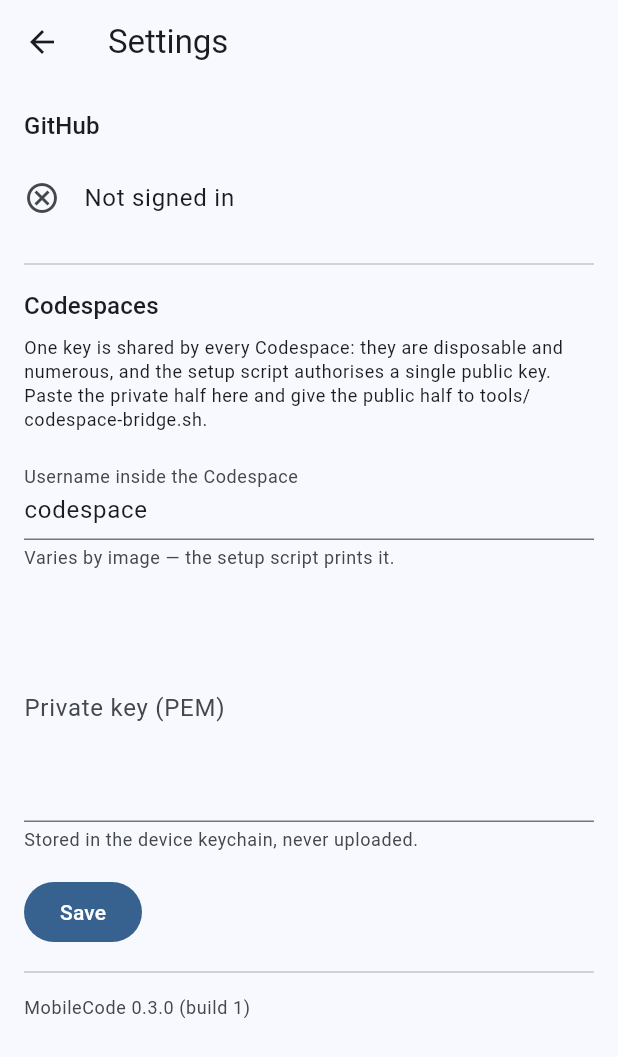
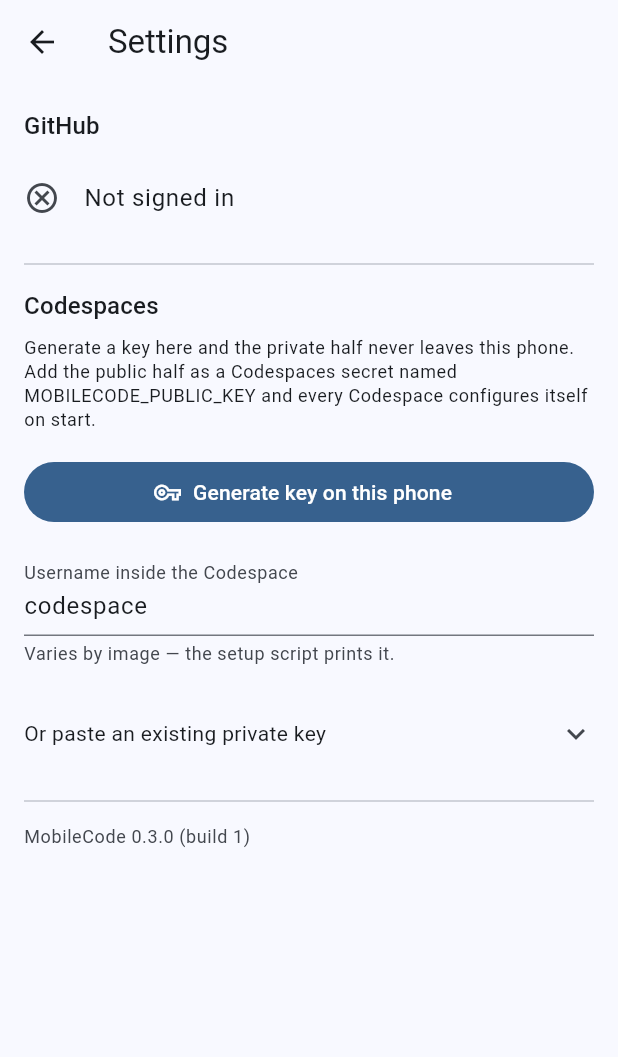
Before and after one commit to jatin7425/MobileCode, a Flutter app: the SettingsScreen screen opened directly, on a phone screen of 412 x 824 dp. Shown: the top 1057 px of the screen. Run offline on Flutter 3.47's test engine with Material 3 defaults, Android fonts, the phone set to English and light mode, and no system bars; our stand-ins replace flutter_riverpod, flutter_secure_storage, package_info_plus, sqflite; missing offline and left inert: cryptography, dartssh2, xterm; accounts and stored records are empty.

Commit message:
Generate keys on the device and let Codespaces configure themselves
Setting up a Codespace meant running a script by hand and copying a
private key out of a terminal into the phone. Both steps are gone.

A GitHub Action could not have done this: Actions run on GitHub's
runners, not inside a Codespace, and driving one via `gh codespace ssh`
would put the printed private key into Actions logs. An in-app button
could not either — running a command in the Codespace needs a connection,
and the connection is what the command sets up.

The way out is for the Codespace to configure itself. devcontainer.json
runs the bridge from postStartCommand, so every Codespace comes up ready.
postStartCommand rather than postCreateCommand because the bridge is a
process, not a file, and does not survive a stop/resume.

The key it authorises comes from the MOBILECODE_PUBLIC_KEY Codespaces
secret, which is why the app now generates keys itself: Settings mints an
ed25519 pair on the device, keeps the private half in the keychain, and
displays only the public half. Only public keys travel, which is what
public keys are for.

The OpenSSH encoding is verified against OpenSSH rather than against our
own idea of it — a format only our encoder agrees with would be
worthless. `ssh-keygen -y` parses a generated key and the public half it
derives matches the one we hand out, and the WebSocket integration test
now authenticates to a real sshd using an app-generated key.

Pasting an existing key still works, tucked behind an expander.

63 tests pass, analyze clean.

Co-Authored-By: Claude Opus 5 <noreply@anthropic.com>
Claude-Session: https://claude.ai/code/session_01Lkuc5t88U6zKzPFEVtk83u

```diff
--- a/lib/data/secure/credential_store.dart
+++ b/lib/data/secure/credential_store.dart
@@ -28,6 +28,10 @@ abstract class CredentialStore {
   /// script authorises a single public key, so a single private key is the
   /// matching shape.
   static const codespaceKeyRef = 'codespace.key';
+
+  /// Public half of [codespaceKeyRef]. Not secret — kept here only so it
+  /// stays paired with the private key it belongs to.
+  static const codespacePublicKeyRef = 'codespace.key.pub';
 }
 
 /// Platform-backed implementation: iOS Keychain, Android Keystore.
--- a/lib/features/settings/settings_screen.dart
+++ b/lib/features/settings/settings_screen.dart
@@ -1,10 +1,12 @@
 import 'package:flutter/material.dart';
+import 'package:flutter/services.dart';
 import 'package:flutter_riverpod/flutter_riverpod.dart';
 import 'package:package_info_plus/package_info_plus.dart';
 
 import 'package:mobilecode/app/providers.dart';
 import 'package:mobilecode/data/secure/credential_store.dart';
 import 'package:mobilecode/features/github/github_auth.dart';
+import 'package:mobilecode/features/ssh/ssh_keygen.dart';
 
 class SettingsScreen extends ConsumerStatefulWidget {
   const SettingsScreen({super.key});
@@ -18,6 +20,8 @@ class _SettingsScreenState extends ConsumerState<SettingsScreen> {
   final _username = TextEditingController();
   var _loaded = false;
   var _hasStoredKey = false;
+  var _generating = false;
+  String? _publicKey;
 
   @override
   void initState() {
@@ -37,8 +41,13 @@ class _SettingsScreenState extends ConsumerState<SettingsScreen> {
         .read(credentialStoreProvider)
         .read(CredentialStore.codespaceKeyRef);
     if (!mounted) return;
+    final pub = await ref
+        .read(credentialStoreProvider)
+        .read(CredentialStore.codespacePublicKeyRef);
+    if (!mounted) return;
     setState(() {
       _hasStoredKey = stored != null && stored.isNotEmpty;
+      _publicKey = pub;
       _username.text = ref.read(codespaceUsernameProvider);
       _loaded = true;
     });
@@ -85,12 +94,53 @@ class _SettingsScreenState extends ConsumerState<SettingsScreen> {
                 Text('Codespaces', style: theme.textTheme.titleMedium),
                 const SizedBox(height: 8),
                 Text(
-                  'One key is shared by every Codespace: they are disposable '
-                  'and numerous, and the setup script authorises a single '
-                  'public key. Paste the private half here and give the '
-                  'public half to tools/codespace-bridge.sh.',
+                  'Generate a key here and the private half never leaves this '
+                  'phone. Add the public half as a Codespaces secret named '
+                  'MOBILECODE_PUBLIC_KEY and every Codespace configures '
+                  'itself on start.',
                   style: theme.textTheme.bodySmall,
                 ),
+                const SizedBox(height: 16),
+
+                if (_publicKey != null) ...[
+                  Text('Public key', style: theme.textTheme.labelLarge),
+                  const SizedBox(height: 4),
+                  SelectableText(
+                    _publicKey!,
+                    style: const TextStyle(
+                      fontFamily: 'monospace',
+                      fontSize: 11,
+                    ),
+                  ),
+                  const SizedBox(height: 8),
+                  Wrap(
+                    spacing: 8,
+                    children: [
+                      OutlinedButton.icon(
+                        icon: const Icon(Icons.copy, size: 18),
+                        label: const Text('Copy public key'),
+                        onPressed: () {
+                          Clipboard.setData(ClipboardData(text: _publicKey!));
+                          ScaffoldMessenger.of(context).showSnackBar(
+                            const SnackBar(content: Text('Public key copied')),
+                          );
+                        },
+                      ),
+                      TextButton(
+                        onPressed: _generating ? null : _generate,
+                        child: const Text('Regenerate'),
+                      ),
+                    ],
+                  ),
+                ] else
+                  FilledButton.icon(
+                    icon: const Icon(Icons.vpn_key_outlined),
+                    label: Text(
+                      _generating ? 'Generating…' : 'Generate key on this phone',
+                    ),
+                    onPressed: _generating ? null : _generate,
+                  ),
+
                 const SizedBox(height: 16),
 
                 TextField(
@@ -106,6 +156,16 @@ class _SettingsScreenState extends ConsumerState<SettingsScreen> {
                 ),
                 const SizedBox(height: 16),
 
+                // Kept as an escape hatch for an existing key the user already
+                // trusts on their machines. Generating is the better path, so
+                // it is tucked away rather than presented first.
+                ExpansionTile(
+                  tilePadding: EdgeInsets.zero,
+                  title: Text(
+                    'Or paste an existing private key',
+                    style: theme.textTheme.bodyMedium,
+                  ),
+                  children: [
                     TextField(
                       controller: _key,
                       decoration: InputDecoration(
@@ -117,16 +177,20 @@ class _SettingsScreenState extends ConsumerState<SettingsScreen> {
                       maxLines: 5,
                       autocorrect: false,
                     ),
-                const SizedBox(height: 16),
-
+                    const SizedBox(height: 12),
                     Row(
                       children: [
-                    FilledButton(onPressed: _save, child: const Text('Save')),
+                        FilledButton(
+                          onPressed: _save,
+                          child: const Text('Save'),
+                        ),
                         const SizedBox(width: 12),
                         if (_hasStoredKey)
                           TextButton(
                             onPressed: _clear,
                             child: const Text('Remove key'),
+                          ),
+                      ],
                     ),
                   ],
                 ),
@@ -136,6 +200,41 @@ class _SettingsScreenState extends ConsumerState<SettingsScreen> {
               ],
             ),
     );
+  }
+
+  /// Mints a key pair on the device. The private half goes straight into the
+  /// keychain and is never displayed — only the public half is shown, because
+  /// only the public half needs to travel.
+  Future<void> _generate() async {
+    setState(() => _generating = true);
+    final messenger = ScaffoldMessenger.of(context);
+
+    try {
+      final key = await const SshKeygen().generate();
+      final credentials = ref.read(credentialStoreProvider);
+      await credentials.write(
+        CredentialStore.codespaceKeyRef,
+        key.privateKeyPem,
+      );
+      await credentials.write(
+        CredentialStore.codespacePublicKeyRef,
+        key.publicKey,
+      );
+
+      if (!mounted) return;
+      setState(() {
+        _publicKey = key.publicKey;
+        _hasStoredKey = true;
+        _generating = false;
+      });
+      messenger.showSnackBar(
+        const SnackBar(content: Text('Key generated on this device')),
+      );
+    } catch (error) {
+      if (!mounted) return;
+      setState(() => _generating = false);
+      messenger.showSnackBar(SnackBar(content: Text('$error')));
+    }
   }
 
   Future<void> _save() async {
--- /dev/null
+++ b/lib/features/ssh/ssh_keygen.dart
@@ -0,0 +1,124 @@
+import 'dart:convert';
+import 'dart:math';
+import 'dart:typed_data';
+
+import 'package:cryptography/cryptography.dart';
+
+/// A generated SSH key pair.
+class GeneratedSshKey {
+  const GeneratedSshKey({required this.privateKeyPem, required this.publicKey});
+
+  /// OpenSSH private key, `-----BEGIN OPENSSH PRIVATE KEY-----`. Stays on the
+  /// device.
+  final String privateKeyPem;
+
+  /// One-line `ssh-ed25519 AAAA… comment`, for `authorized_keys`.
+  final String publicKey;
+}
+
+/// Generates Ed25519 keys in OpenSSH format, on the device.
+///
+/// The point is that the private half is never transmitted or displayed. The
+/// alternative — generating on the remote machine and copying the private key
+/// into the phone — puts the one secret that matters through a terminal, a
+/// clipboard, and whatever app is used to ferry it. Generating locally means
+/// only the *public* half ever travels, which is what public keys are for.
+///
+/// Ed25519 rather than RSA: keys are 32 bytes, generation is instant on a
+/// phone where RSA-4096 would stall the UI, and the OpenSSH private key body
+/// is simply the seed followed by the public key.
+class SshKeygen {
+  const SshKeygen();
+
+  static const _keyType = 'ssh-ed25519';
+
+  Future<GeneratedSshKey> generate({String comment = 'mobilecode'}) async {
+    final algorithm = Ed25519();
+    final keyPair = await algorithm.newKeyPair();
+    final seed = Uint8List.fromList(await keyPair.extractPrivateKeyBytes());
+    final publicKey = Uint8List.fromList(
+      (await keyPair.extractPublicKey()).bytes,
+    );
+
+    return GeneratedSshKey(
+      privateKeyPem: _encodePrivateKey(seed, publicKey, comment),
+      publicKey: _encodePublicKey(publicKey, comment),
+    );
+  }
+
+  String _encodePublicKey(Uint8List publicKey, String comment) {
+    final blob = _blob([_string(_keyType), _string(publicKey)]);
+    return '$_keyType ${base64.encode(blob)} $comment';
+  }
+
+  /// Builds the `openssh-key-v1` container.
+  ///
+  /// Format is fixed: a magic string, then cipher/kdf fields (all "none" here,
+  /// since we do not encrypt the key — the platform keychain is what protects
+  /// it), the public key, and a private section that is checksummed by two
+  /// identical random integers. OpenSSH uses those to detect a wrong
+  /// passphrase; with no encryption they simply have to match.
+  String _encodePrivateKey(
+    Uint8List seed,
+    Uint8List publicKey,
+    String comment,
+  ) {
+    final publicBlob = _blob([_string(_keyType), _string(publicKey)]);
+
+    final checkInt = Random.secure().nextInt(0xFFFFFFFF);
+    final privatePart = <int>[
+      ..._uint32(checkInt),
+      ..._uint32(checkInt),
+      ..._string(_keyType),
+      ..._string(publicKey),
+      // The Ed25519 "private key" here is seed followed by public key, which
+      // is what OpenSSH stores and what signing implementations expect.
+      ..._string(Uint8List.fromList([...seed, ...publicKey])),
+      ..._string(comment),
+    ];
+
+    // Pad to the cipher block size with 1, 2, 3… For "none" the block size is
+    // 8. OpenSSH rejects a key whose padding is not this exact sequence.
+    for (var i = 1; privatePart.length % 8 != 0; i++) {
+      privatePart.add(i);
+    }
+
+    final body = <int>[
+      ...utf8.encode('openssh-key-v1'),
+      0,
+      ..._string('none'), // ciphername
+      ..._string('none'), // kdfname
+      ..._string(Uint8List(0)), // kdfoptions
+      ..._uint32(1), // number of keys
+      ..._string(publicBlob),
+      ..._string(Uint8List.fromList(privatePart)),
+    ];
+
+    final encoded = base64.encode(body);
+    final lines = <String>[];
+    for (var i = 0; i < encoded.length; i += 70) {
+      lines.add(encoded.substring(i, min(i + 70, encoded.length)));
+    }
+
+    return [
+      '-----BEGIN OPENSSH PRIVATE KEY-----',
+      ...lines,
+      '-----END OPENSSH PRIVATE KEY-----',
+      '',
+    ].join('\n');
+  }
+
+  Uint8List _blob(List<List<int>> parts) =>
+      Uint8List.fromList([for (final part in parts) ...part]);
+
+  /// SSH wire format string: a big-endian length followed by the bytes.
+  List<int> _string(Object value) {
+    final bytes = value is String
+        ? utf8.encode(value)
+        : (value as List<int>);
+    return [..._uint32(bytes.length), ...bytes];
+  }
+
+  List<int> _uint32(int value) =>
+      [(value >> 24) & 0xFF, (value >> 16) & 0xFF, (value >> 8) & 0xFF, value & 0xFF];
+}
--- a/pubspec.yaml
+++ b/pubspec.yaml
@@ -47,6 +47,7 @@ dependencies:
   uuid: ^4.6.0
   http: ^1.6.0
   package_info_plus: ^10.2.1
+  cryptography: ^2.9.0
 
 dependency_overrides:
   # jni 1.0.1 applies the Kotlin plugin only when AGP major < 9 but calls
```
Also changed, not shown: .devcontainer/devcontainer.json (added), pubspec.lock, 4 other files. Lines whose indentation alone changed are shown as unchanged.
